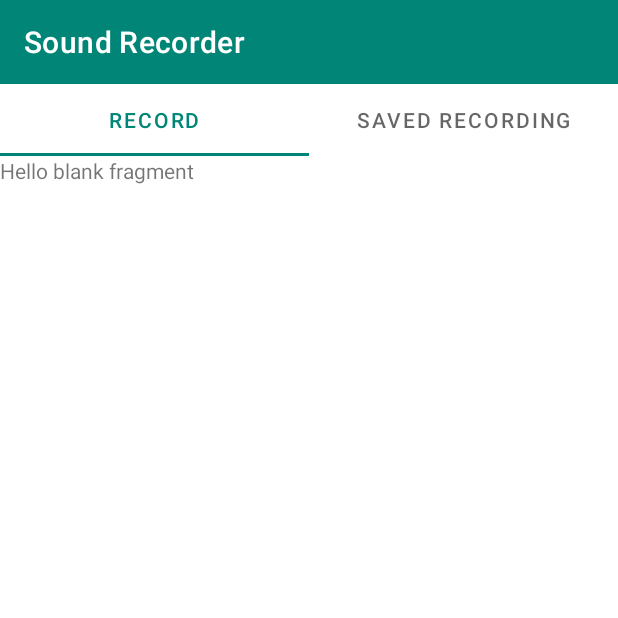
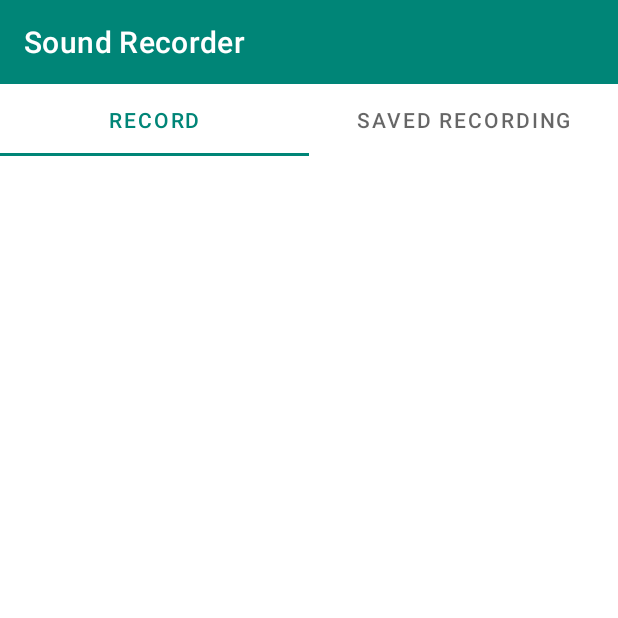
Before and after one commit to MiguelCrespo/SoundRecorderV2, an Android app: the screen it shows after launch (MainActivity), on a phone screen of 412 x 824 dp, the top half of it. Run offline under Robolectric (Android 15) with nearby library versions, the phone set to English and light mode, and no system bars.

Commit message:
Cleaning fragment class

```diff
--- a/app/src/main/java/adapters/MainPagerAdapter.kt
+++ b/app/src/main/java/adapters/MainPagerAdapter.kt
@@ -3,14 +3,14 @@ package adapters
 import androidx.fragment.app.Fragment
 import androidx.fragment.app.FragmentManager
 import androidx.fragment.app.FragmentPagerAdapter
-import co.happydevelopers.soundrecorderv2.RecordTabFragment
+import fragments.RecordTabFragment
 
 class MainPagerAdapter(fm: FragmentManager) : FragmentPagerAdapter(fm) {
     override fun getItem(position: Int): Fragment {
 
         return when(position) {
-            0 -> RecordTabFragment.newInstance("123", "321")
-            else -> RecordTabFragment.newInstance("123", "321")
+            0 -> RecordTabFragment.newInstance()
+            else -> RecordTabFragment.newInstance()
         }
     }
 
--- a/app/src/main/java/co/happydevelopers/soundrecorderv2/activities/MainActivity.kt
+++ b/app/src/main/java/co/happydevelopers/soundrecorderv2/activities/MainActivity.kt
@@ -6,15 +6,11 @@ import android.os.Bundle
 import androidx.appcompat.app.AppCompatActivity
 import androidx.appcompat.widget.Toolbar
 import co.happydevelopers.soundrecorderv2.R
-import co.happydevelopers.soundrecorderv2.RecordTabFragment
+import fragments.RecordTabFragment
 import com.google.android.material.tabs.TabLayout
 import kotlinx.android.synthetic.main.activity_main.*
 
 class MainActivity : AppCompatActivity(), RecordTabFragment.OnFragmentInteractionListener {
-    override fun onFragmentInteraction(uri: Uri) {
-        TODO("not implemented") //To change body of created functions use File | Settings | File Templates.
-    }
-
     private var mMainPagerAdapter : MainPagerAdapter? = null
 
     override fun onCreate(savedInstanceState: Bundle?) {
--- a/app/src/main/java/co/happydevelopers/soundrecorderv2/RecordTabFragment.kt
+++ b/app/src/main/java/fragments/RecordTabFragment.kt
@@ -1,4 +1,4 @@
-package co.happydevelopers.soundrecorderv2
+package fragments
 
 import android.content.Context
 import android.net.Uri
@@ -7,12 +7,8 @@ import android.view.LayoutInflater
 import android.view.View
 import android.view.ViewGroup
 import androidx.fragment.app.Fragment
+import co.happydevelopers.soundrecorderv2.R
 
-
-// TODO: Rename parameter arguments, choose names that match
-// the fragment initialization parameters, e.g. ARG_ITEM_NUMBER
-private const val ARG_PARAM1 = "param1"
-private const val ARG_PARAM2 = "param2"
 
 /**
  * A simple [Fragment] subclass.
@@ -24,28 +20,16 @@ private const val ARG_PARAM2 = "param2"
  *
  */
 class RecordTabFragment : Fragment() {
-    // TODO: Rename and change types of parameters
-    private var param1: String? = null
-    private var param2: String? = null
     private var listener: OnFragmentInteractionListener? = null
 
     override fun onCreate(savedInstanceState: Bundle?) {
         super.onCreate(savedInstanceState)
-        arguments?.let {
-            param1 = it.getString(ARG_PARAM1)
-            param2 = it.getString(ARG_PARAM2)
-        }
     }
 
     override fun onCreateView(inflater: LayoutInflater, container: ViewGroup?,
                               savedInstanceState: Bundle?): View? {
         // Inflate the layout for this fragment
         return inflater.inflate(R.layout.fragment_record_tab, container, false)
-    }
-
-    // TODO: Rename method, update argument and hook method into UI event
-    fun onButtonPressed(uri: Uri) {
-        listener?.onFragmentInteraction(uri)
     }
 
     override fun onAttach(context: Context) {
@@ -74,8 +58,6 @@ class RecordTabFragment : Fragment() {
      * for more information.
      */
     interface OnFragmentInteractionListener {
-        // TODO: Update argument type and name
-        fun onFragmentInteraction(uri: Uri)
     }
 
     companion object {
@@ -83,18 +65,11 @@ class RecordTabFragment : Fragment() {
          * Use this factory method to create a new instance of
          * this fragment using the provided parameters.
          *
-         * @param param1 Parameter 1.
-         * @param param2 Parameter 2.
          * @return A new instance of fragment RecordTabFragment.
          */
         // TODO: Rename and change types and number of parameters
         @JvmStatic
-        fun newInstance(param1: String, param2: String) =
-                RecordTabFragment().apply {
-                    arguments = Bundle().apply {
-                        putString(ARG_PARAM1, param1)
-                        putString(ARG_PARAM2, param2)
-                    }
-                }
+        fun newInstance() =
+                RecordTabFragment()
     }
 }
--- a/app/src/main/res/layout/fragment_record_tab.xml
+++ b/app/src/main/res/layout/fragment_record_tab.xml
@@ -3,12 +3,7 @@
     xmlns:tools="http://schemas.android.com/tools"
     android:layout_width="match_parent"
     android:layout_height="match_parent"
-    tools:context=".RecordTabFragment">
+    tools:context="fragments.RecordTabFragment">
 
-    <!-- TODO: Update blank fragment layout -->
-    <TextView
-        android:layout_width="match_parent"
-        android:layout_height="match_parent"
-        android:text="@string/hello_blank_fragment" />
 
 </FrameLayout>
```
